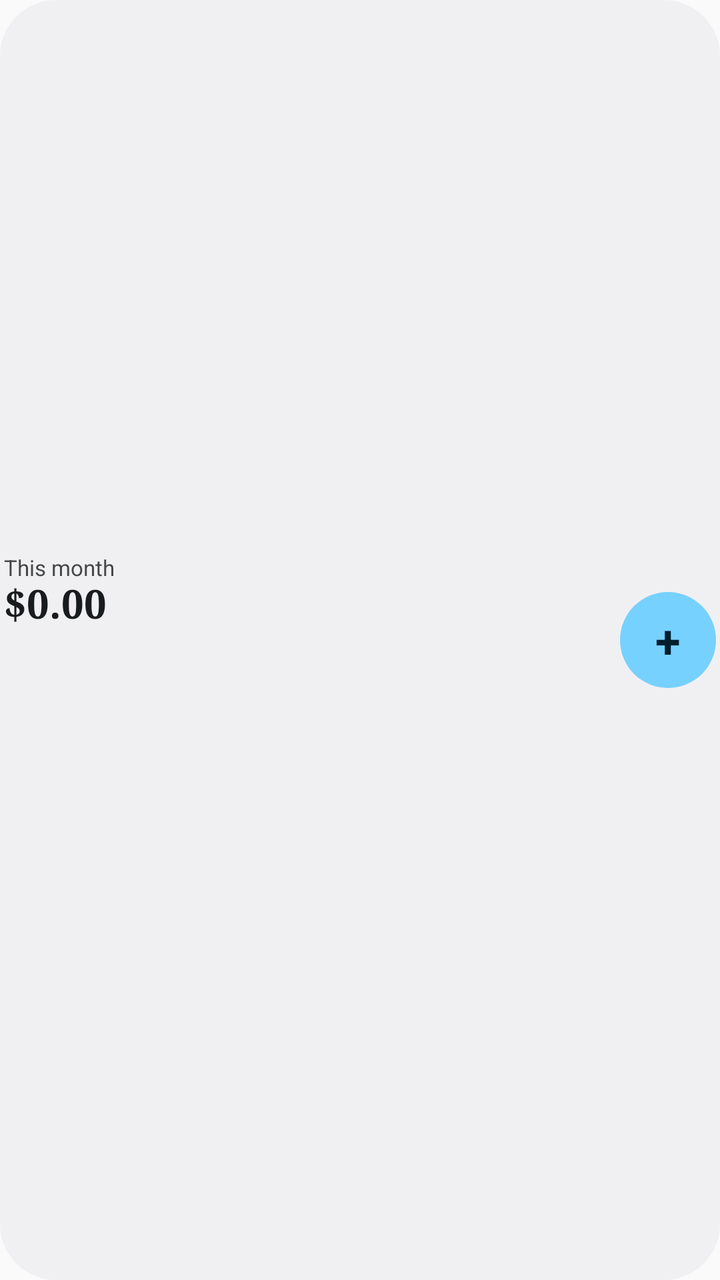
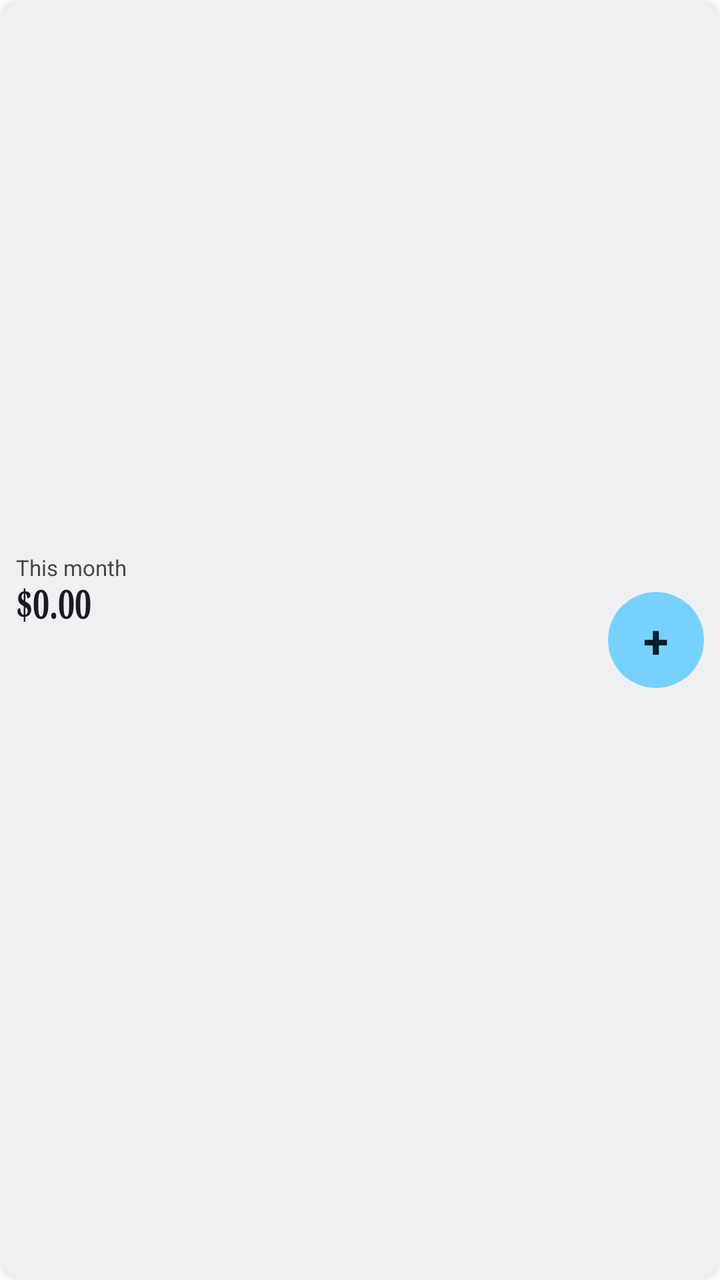

Before-and-after screenshots of an Android layout around one commit, followed by the original layout XML and the change that was made.
<!-- AndroidManifest.xml: application theme AppTheme -->
<!-- res/layout/widget_penny_compact.xml -->
<?xml version="1.0" encoding="utf-8"?>
<LinearLayout xmlns:android="http://schemas.android.com/apk/res/android"
    android:id="@+id/widget_root"
    android:layout_width="match_parent"
    android:layout_height="match_parent"
    android:background="@drawable/widget_penny_card_background"
    android:gravity="center_vertical"
    android:orientation="horizontal"
    android:paddingLeft="2dp"
    android:paddingRight="2dp">

    <LinearLayout
        android:layout_width="0dp"
        android:layout_height="match_parent"
        android:layout_weight="1"
        android:orientation="vertical">

        <TextView
            android:id="@+id/widget_spent_label"
            android:layout_width="match_parent"
            android:layout_height="0dp"
            android:layout_weight="1"
            android:autoSizeMaxTextSize="11sp"
            android:autoSizeMinTextSize="8sp"
            android:autoSizeStepGranularity="1sp"
            android:autoSizeTextType="uniform"
            android:ellipsize="end"
            android:gravity="bottom"
            android:includeFontPadding="false"
            android:maxLines="1"
            android:text="@string/widget_spent_this_month"
            android:textColor="@color/widget_on_surface_inverse_muted" />

        <TextView
            android:id="@+id/widget_amount"
            android:layout_width="match_parent"
            android:layout_height="0dp"
            android:layout_weight="1.2"
            android:autoSizeMaxTextSize="20sp"
            android:autoSizeMinTextSize="8sp"
            android:autoSizeStepGranularity="1sp"
            android:autoSizeTextType="uniform"
            android:ellipsize="end"
            android:fontFamily="serif"
            android:gravity="top"
            android:includeFontPadding="false"
            android:maxLines="1"
            android:text="@string/widget_amount_fallback"
            android:textColor="@color/widget_on_surface_inverse"
            android:textStyle="bold" />
    </LinearLayout>

    <TextView
        android:id="@+id/widget_add_button"
        android:layout_width="48dp"
        android:layout_height="48dp"
        android:background="@drawable/widget_penny_quick_add_background"
        android:contentDescription="@string/widget_quick_add_description"
        android:autoSizeMaxTextSize="23sp"
        android:autoSizeMinTextSize="14sp"
        android:autoSizeStepGranularity="1sp"
        android:autoSizeTextType="uniform"
        android:gravity="center"
        android:text="@string/widget_quick_add"
        android:textColor="@color/widget_on_quick_add"
        android:textStyle="bold" />
</LinearLayout>
<!-- resources referenced by this layout -->
<resources>
  <color name="widget_on_quick_add">#002117</color>
  <color name="widget_on_surface_inverse">#1A1C1A</color>
  <color name="widget_on_surface_inverse_muted">#454945</color>
  <!-- drawable widget_penny_card_background (drawable) -->
  <?xml version="1.0" encoding="utf-8"?>
  <shape xmlns:android="http://schemas.android.com/apk/res/android" android:shape="rectangle">
      <solid android:color="@color/widget_surface_inverse" />
      <corners android:radius="28dp" />
  </shape>
  <!-- drawable widget_penny_quick_add_background (drawable) -->
  <?xml version="1.0" encoding="utf-8"?>
  <shape xmlns:android="http://schemas.android.com/apk/res/android" android:shape="rectangle">
      <solid android:color="@color/widget_quick_add" />
      <corners android:radius="24dp" />
  </shape>
  <string name="widget_amount_fallback">$0.00</string>
  <string name="widget_quick_add">+</string>
  <string name="widget_quick_add_description">Add a transaction</string>
  <string name="widget_spent_this_month">This month</string>
  <style name="AppTheme" parent="android:style/Theme.Material.Light.NoActionBar">
          <item name="android:statusBarColor">@android:color/transparent</item>
          <item name="android:navigationBarColor">@android:color/transparent</item>
          <item name="android:windowLightStatusBar">true</item>
      </style>
  <color name="widget_surface_inverse">#F6F7F4</color>
  <color name="widget_quick_add">#B6F2D2</color>
</resources>

<!-- the commit's change to res/layout/widget_penny_compact.xml (unified diff, before → after) -->
@@ -3,11 +3,11 @@
     android:id="@+id/widget_root"
     android:layout_width="match_parent"
     android:layout_height="match_parent"
-    android:background="@drawable/widget_penny_card_background"
+    android:background="@drawable/widget_penny_compact_background"
     android:gravity="center_vertical"
     android:orientation="horizontal"
-    android:paddingLeft="2dp"
-    android:paddingRight="2dp">
+    android:paddingLeft="8dp"
+    android:paddingRight="8dp">
 
     <LinearLayout
         android:layout_width="0dp"
@@ -37,7 +37,7 @@
             android:layout_height="0dp"
             android:layout_weight="1.2"
             android:autoSizeMaxTextSize="20sp"
-            android:autoSizeMinTextSize="8sp"
+            android:autoSizeMinTextSize="7sp"
             android:autoSizeStepGranularity="1sp"
             android:autoSizeTextType="uniform"
             android:ellipsize="end"
@@ -47,6 +47,7 @@
             android:maxLines="1"
             android:text="@string/widget_amount_fallback"
             android:textColor="@color/widget_on_surface_inverse"
+            android:textScaleX="0.75"
             android:textStyle="bold" />
     </LinearLayout>
 
@@ -54,6 +55,7 @@
         android:id="@+id/widget_add_button"
         android:layout_width="48dp"
         android:layout_height="48dp"
+        android:layout_marginLeft="4dp"
         android:background="@drawable/widget_penny_quick_add_background"
         android:contentDescription="@string/widget_quick_add_description"
         android:autoSizeMaxTextSize="23sp"
<!-- resource entries referenced after the edit -->
@@ -3,11 +3,11 @@
   <color name="widget_on_quick_add">#002117</color>
   <color name="widget_on_surface_inverse">#1A1C1A</color>
   <color name="widget_on_surface_inverse_muted">#454945</color>
-  <!-- drawable widget_penny_card_background (drawable) -->
+  <!-- drawable widget_penny_compact_background (drawable) -->
   <?xml version="1.0" encoding="utf-8"?>
   <shape xmlns:android="http://schemas.android.com/apk/res/android" android:shape="rectangle">
       <solid android:color="@color/widget_surface_inverse" />
-      <corners android:radius="28dp" />
+      <corners android:radius="8dp" />
   </shape>
   <!-- drawable widget_penny_quick_add_background (drawable) -->
   <?xml version="1.0" encoding="utf-8"?>
